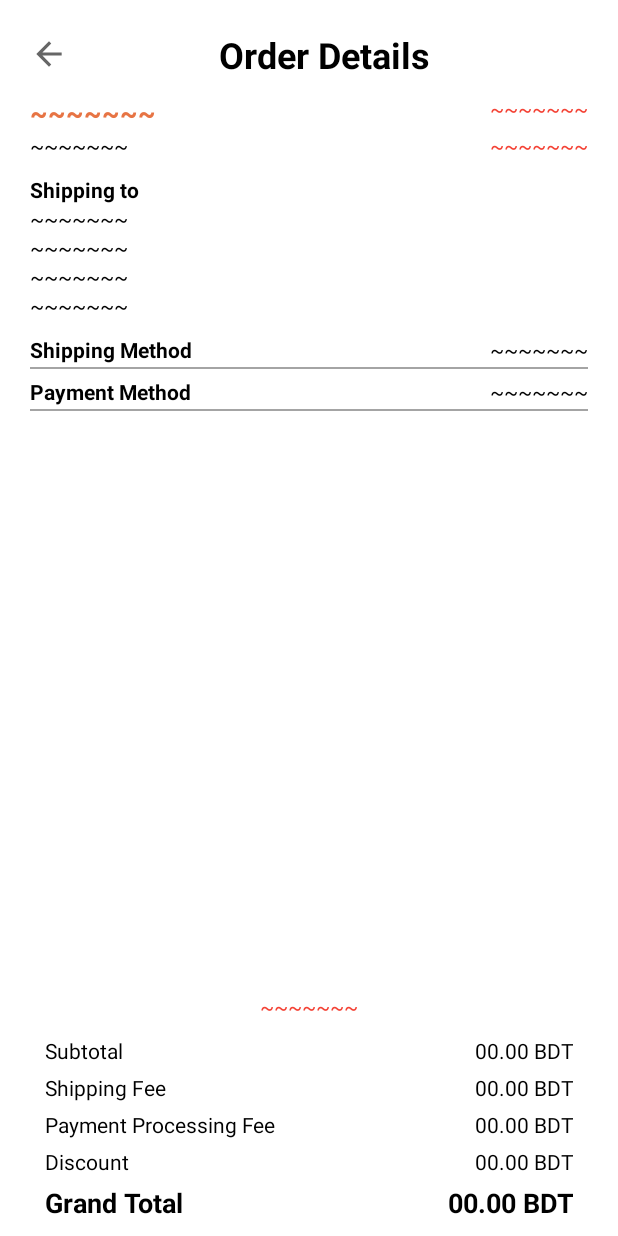
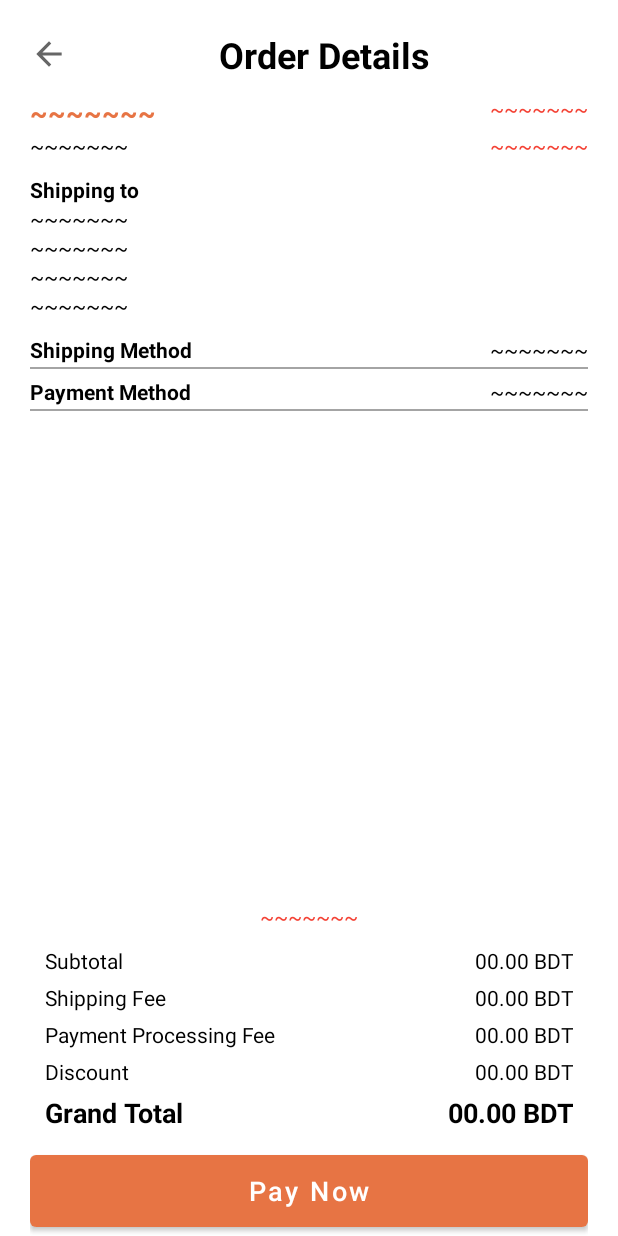
Before and after one commit to shopemaa/ShopemaaAndroidStorefront, an Android app: the layout activity_order_details.xml on its own in the app's theme, with its tools: preview values and no code run, on a phone screen of 412 x 824 dp. Run offline under Robolectric (Android 15) with nearby library versions, the phone set to English and light mode, and no system bars.

Commit message:
- improvement

```diff
--- a/app/build.gradle
+++ b/app/build.gradle
@@ -75,6 +75,8 @@ dependencies {
     implementation 'com.karumi:dexter:4.2.0'
 
     implementation "com.github.skydoves:powerspinner:1.2.3"
+
+    implementation 'com.github.yuriy-budiyev:code-scanner:2.3.2'
 }
 
 apollo {
--- a/app/src/main/AndroidManifest.xml
+++ b/app/src/main/AndroidManifest.xml
@@ -5,6 +5,10 @@
 
     <uses-permission android:name="android.permission.INTERNET" />
     <uses-permission android:name="android.permission.CAMERA" />
+
+    <uses-feature
+        android:name="android.hardware.camera"
+        android:required="false" />
 
     <application
         android:allowBackup="true"
--- a/app/src/main/res/layout/activity_order_details.xml
+++ b/app/src/main/res/layout/activity_order_details.xml
@@ -433,8 +433,16 @@
                 android:textColor="@color/black"
                 android:textSize="18sp"
                 android:textStyle="bold" />
+        </LinearLayout>
 
-        </LinearLayout>
+        <com.google.android.material.button.MaterialButton
+            android:id="@+id/order_details_pay_btn"
+            android:layout_width="match_parent"
+            android:layout_height="60dp"
+            android:layout_below="@+id/grand_total_box"
+            android:text="Pay Now"
+            android:textAllCaps="false"
+            android:textSize="18sp" />
     </RelativeLayout>
 
 </RelativeLayout>
--- a/settings.gradle
+++ b/settings.gradle
@@ -4,6 +4,7 @@ pluginManagement {
         google()
         mavenCentral()
         maven { url 'https://jcenter.bintray.com/' }
+        maven { url 'https://jitpack.io' }
     }
 }
 dependencyResolutionManagement {
@@ -12,6 +13,7 @@ dependencyResolutionManagement {
         google()
         mavenCentral()
         maven { url 'https://jcenter.bintray.com/' }
+        maven { url 'https://jitpack.io' }
     }
 }
 rootProject.name = "ShopemaaAndroidStorefront"
```
Also changed, not shown: app/src/main/java/com/shopemaa/android/storefront/ui/activities/DigitalPaymentActivity.kt (+20 -0 lines), app/src/main/java/com/shopemaa/android/storefront/ui/activities/OrderDetailsActivity.kt (+27 -0 lines).
